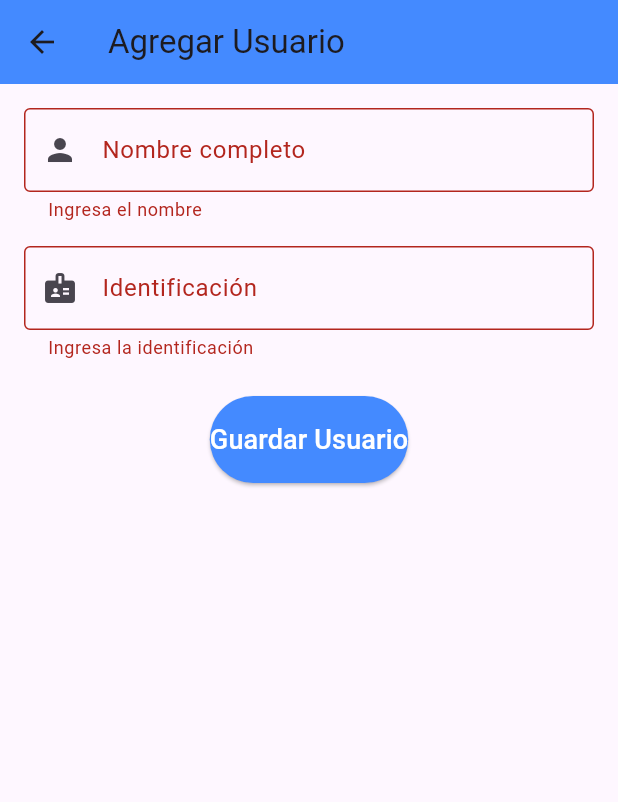
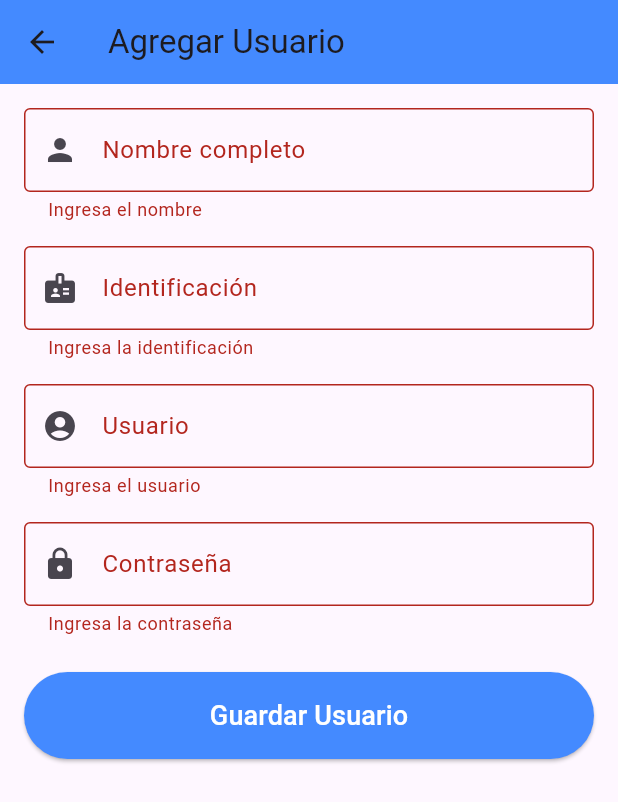
Before and after one commit to ChaloBuitrago/App_Sebas, a Flutter app: the AddUserScreen screen opened by its route, after a tap on "Guardar Usuario", on a phone screen of 412 x 824 dp. Shown: the top 802 px of the screen. Run offline on Flutter 3.47's test engine with Material 3 defaults, Android fonts, the phone set to English and light mode, and no system bars; our stand-ins replace sqflite; accounts and stored records are empty.

Commit message:
Avances o modificaciones en: agregar usuario con contraseña(falta modificaiones y ajustes en base de datos al igual que en crear prestamo... {5/12/2025}[23:00]

```diff
--- a/lib/main.dart
+++ b/lib/main.dart
@@ -1,4 +1,5 @@
 import 'package:flutter/material.dart';
+import 'package:src/screens/admin/loans/loan_create_screen.dart';
 import 'screens/admin/gestionar_usuarios_screen.dart';
 import 'screens/login_screen.dart';
 import 'screens/admin/dashboard_admin.dart';
@@ -40,6 +41,7 @@ class MyApp extends StatelessWidget {
         "/pagosPendientes": (context) => const PagosPendientesScreen(),
         "/reportesFinancieros": (context) => const ReportesFinancierosScreen(),
         "/prestamosActivos": (context) => const PrestamosActivosScreen(),
+        "/crearPrestamo": (context) => const LoanCreateScreen(),
         '/cambiarPasswor':(_) => const CambiarPasswordScreen(),
         "/addLoan": (context) => const AddLoanScreen(),
         "/dashboardCliente": (context) => const DashboardCliente(),
--- a/lib/screens/admin/add_user.dart
+++ b/lib/screens/admin/add_user.dart
@@ -13,17 +13,33 @@ class _AddUserScreenState extends State<AddUserScreen> {
 
   final TextEditingController _nameController = TextEditingController();
   final TextEditingController _idController = TextEditingController();
+  final TextEditingController _userController = TextEditingController();
+  final TextEditingController _passwordController = TextEditingController();
 
-  void _submitForm() async {
+  Future<void> _submitForm() async {
     if (_formKey.currentState!.validate()) {
       final db = await DatabaseHelper.instance.database;
+
+      // Validar si ya existe el usuario
+      final existing = await db.query(
+        'usuarios',
+        where: 'identifier = ? OR usuario = ?',
+        whereArgs: [_idController.text, _userController.text],
+      );
+
+      if (existing.isNotEmpty) {
+        ScaffoldMessenger.of(context).showSnackBar(
+          const SnackBar(content: Text('⚠️ El usuario ya existe')),
+        );
+        return;
+      }
 
       await db.insert('usuarios', {
         'identifier': _idController.text,
         'nombre': _nameController.text,
-        'usuario': _idController.text,
+        'usuario': _userController.text,
         'email': '',
-        'password': '1234',
+        'password': _passwordController.text, // 🔒 luego encriptar
         'role': 'cliente',
         'createdAt': DateTime.now().toIso8601String(),
       });
@@ -47,7 +63,7 @@ class _AddUserScreenState extends State<AddUserScreen> {
         padding: const EdgeInsets.all(16.0),
         child: Form(
           key: _formKey,
-          child: Column(
+          child: ListView(
             children: [
               TextFormField(
                 controller: _nameController,
@@ -71,6 +87,29 @@ class _AddUserScreenState extends State<AddUserScreen> {
                 validator: (value) =>
                 value!.isEmpty ? 'Ingresa la identificación' : null,
               ),
+              const SizedBox(height: 16),
+              TextFormField(
+                controller: _userController,
+                decoration: const InputDecoration(
+                  labelText: 'Usuario',
+                  prefixIcon: Icon(Icons.account_circle),
+                  border: OutlineInputBorder(),
+                ),
+                validator: (value) =>
+                value!.isEmpty ? 'Ingresa el usuario' : null,
+              ),
+              const SizedBox(height: 16),
+              TextFormField(
+                controller: _passwordController,
+                obscureText: true,
+                decoration: const InputDecoration(
+                  labelText: 'Contraseña',
+                  prefixIcon: Icon(Icons.lock),
+                  border: OutlineInputBorder(),
+                ),
+                validator: (value) =>
+                value!.isEmpty ? 'Ingresa la contraseña' : null,
+              ),
               const SizedBox(height: 24),
               ElevatedButton(
                 onPressed: _submitForm,
--- a/lib/screens/admin/dashboard_admin.dart
+++ b/lib/screens/admin/dashboard_admin.dart
@@ -58,6 +58,12 @@ class DashboardAdmin extends StatelessWidget {
               route: "/prestamosActivos",
             ),
             _buildAdminCard(
+                context,
+                title: "Crear Préstamo",
+                icon: Icons.add_card,
+                route: "/crearPrestamo",
+            ),
+            _buildAdminCard(
               context,
               title: "Reportes Financieros",
               icon: Icons.bar_chart,
--- a/lib/screens/admin/usuarios/user_edit_screen.dart
+++ b/lib/screens/admin/usuarios/user_edit_screen.dart
@@ -1,4 +1,3 @@
-// lib/screens/admin/usuarios/user_edit_screen.dart
 import 'package:flutter/material.dart';
 import '../../../services/database_helper.dart';
 
```
Also changed, not shown: lib/screens/admin/loans/admin_loans_list.dart (+38 -14 lines), lib/screens/admin/loans/loan_create_screen.dart (+40 -9 lines), lib/screens/admin/loans/loan_detail_screen.dart (+36 -27 lines), lib/screens/admin/usuarios/user_list_screen.dart (+26 -8 lines), lib/services/loan_service.dart (+16 -1 lines), 1 other file.
